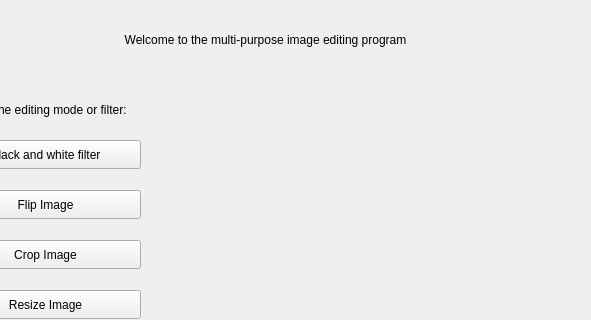
First picture: the form in mainwindow.ui, repository Ezay06/Qt_Filter, before the edit; both pictures show x 110 to 701 and y 0 to 320 of the 950 by 606 pixel window.
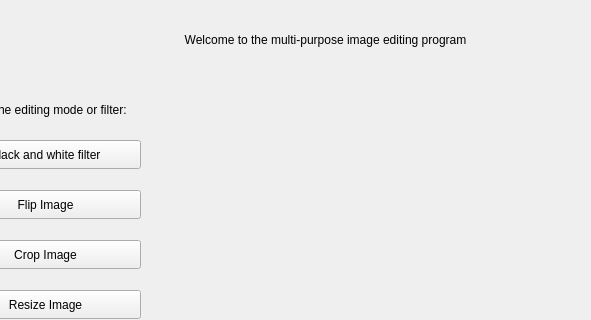
Second picture: the form after the edit.

Commit message: adjusted appearence

```diff
--- a/mainwindow.ui
+++ b/mainwindow.ui
@@ -27,7 +27,7 @@
      <widget class="QLabel" name="title_menu">
       <property name="geometry">
        <rect>
-        <x>180</x>
+        <x>240</x>
         <y>30</y>
         <width>371</width>
         <height>20</height>
```
The commit also changes 1 other file.
